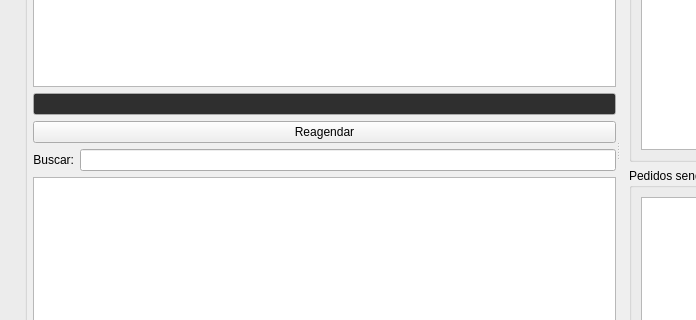
Before: the Qt Designer form ui/widgetlogisticaagendarentrega.ui in darktorres/ERP-STACCATO, drawn with Qt 5; both pictures show x 110 to 806 and y 248 to 568 of the 1205 by 796 pixel window.
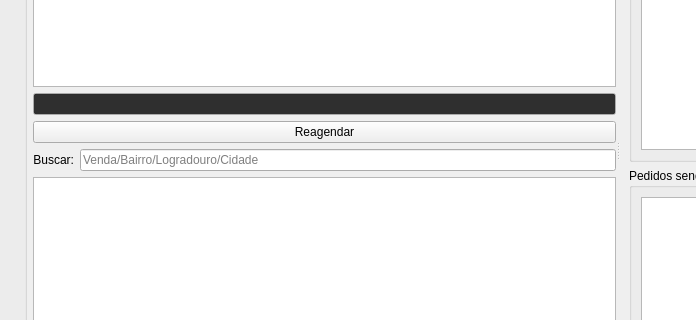
After: the same form once the commit is applied. Custom widgets are drawn as their Qt base class.

Diff of the .ui file:
```diff
--- a/ui/widgetlogisticaagendarentrega.ui
+++ b/ui/widgetlogisticaagendarentrega.ui
@@ -234,6 +234,9 @@
            <property name="enabled">
             <bool>true</bool>
            </property>
+           <property name="placeholderText">
+            <string>Venda/Bairro/Logradouro/Cidade</string>
+           </property>
           </widget>
          </item>
         </layout>
```
